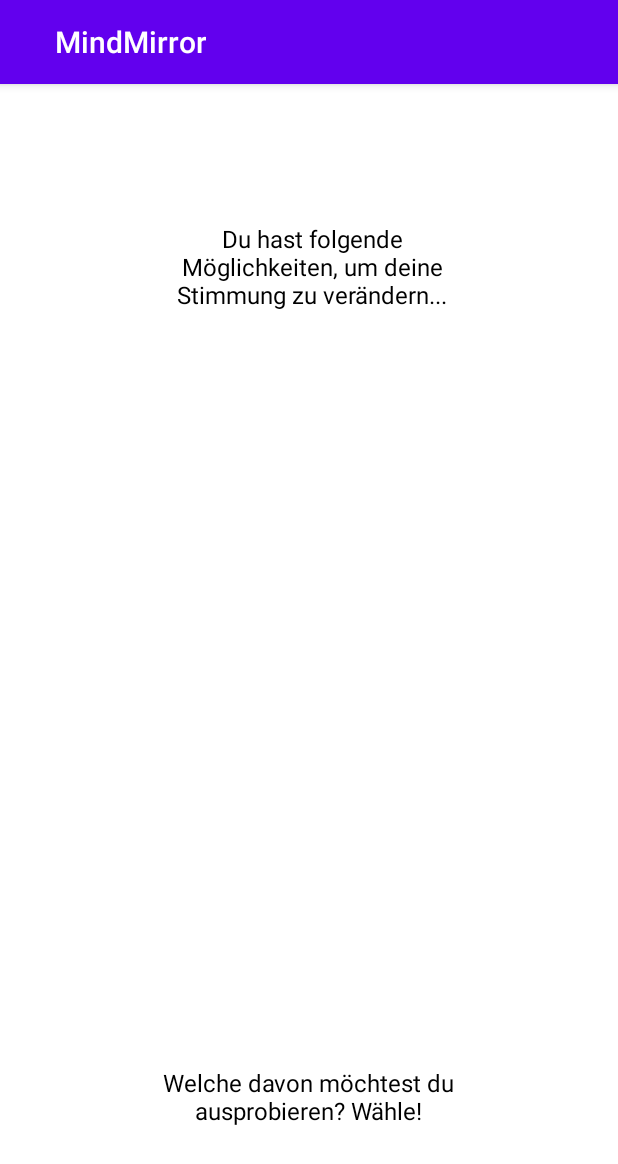
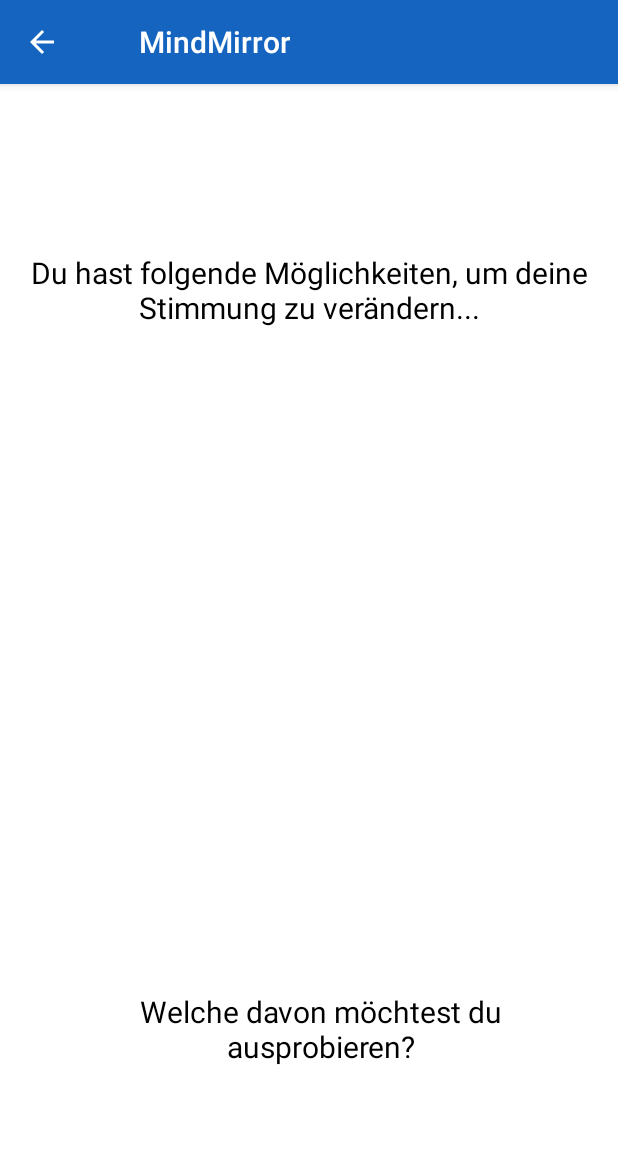
Before and after one commit to LauraGroettrup/MindMirror, an Android app: the ActivitySolutionList screen opened directly, with no data from a screen before it, on a phone screen of 412 x 824 dp. Shown: the top 1164 px of the screen. Run offline under Robolectric (Android 15) with nearby library versions, the phone set to English and light mode, and no system bars.

Commit message:
added back buttons, changed color shade, changed text

```diff
--- a/app/src/main/java/com/fh/joanneum/mindmirror/Login.kt
+++ b/app/src/main/java/com/fh/joanneum/mindmirror/Login.kt
@@ -29,7 +29,6 @@ class Login : AppCompatActivity() {
         // Initialize Firebase Auth
         auth = Firebase.auth
 
-
         if (auth.currentUser != null) {
             login()
         } else {
--- a/app/src/main/res/layout/activity_solution_list.xml
+++ b/app/src/main/res/layout/activity_solution_list.xml
@@ -16,7 +16,7 @@
         android:background="#FFFFFF"
         app:layout_constraintBottom_toTopOf="@+id/tVDecideForSolution"
         app:layout_constraintEnd_toEndOf="parent"
-        app:layout_constraintHorizontal_bias="0.509"
+        app:layout_constraintHorizontal_bias="0.54"
         app:layout_constraintStart_toStartOf="parent"
         app:layout_constraintTop_toBottomOf="@+id/tVSolutionList" />
 
@@ -25,28 +25,28 @@
         android:layout_width="306dp"
         android:layout_height="63dp"
         android:layout_gravity="center"
-        android:layout_marginBottom="50dp"
-        android:text="Welche davon möchtest du ausprobieren? Wähle!"
+        android:layout_marginBottom="100dp"
+        android:text="Welche davon möchtest du ausprobieren?"
         android:textAlignment="center"
-        android:textSize="16sp"
+        android:textSize="20sp"
         app:layout_constraintBottom_toBottomOf="parent"
         app:layout_constraintEnd_toEndOf="parent"
-        app:layout_constraintHorizontal_bias="0.495"
+        app:layout_constraintHorizontal_bias="0.58"
         app:layout_constraintStart_toStartOf="parent" />
 
     <TextView
         android:id="@+id/tVSolutionList"
-        android:layout_width="254dp"
-        android:layout_height="62dp"
+        android:layout_width="0dp"
+        android:layout_height="wrap_content"
         android:layout_gravity="center"
-        android:layout_marginTop="50dp"
+        android:layout_marginTop="100dp"
         android:layout_marginBottom="20dp"
         android:text="Du hast folgende Möglichkeiten, um deine Stimmung zu verändern..."
         android:textAlignment="center"
-        android:textSize="16sp"
+        android:textSize="20sp"
         app:layout_constraintBottom_toTopOf="@+id/lVSolutionList"
         app:layout_constraintEnd_toEndOf="parent"
-        app:layout_constraintHorizontal_bias="0.515"
+        app:layout_constraintHorizontal_bias="0.569"
         app:layout_constraintStart_toStartOf="parent"
         app:layout_constraintTop_toTopOf="parent"
         app:layout_constraintVertical_bias="0.744" />
--- a/app/src/main/res/layout/creative_start.xml
+++ b/app/src/main/res/layout/creative_start.xml
@@ -12,7 +12,7 @@
         android:layout_height="wrap_content"
         android:layout_marginTop="@dimen/biiig"
         android:backgroundTint="#FFFFFF"
-        android:text="Aha, du willst meine Fragen heute kreativ beantworten ;)"
+        android:text="Alles klar, du möchtest dem intuitiven Pfad folgen."
         android:textColor="#E6000000"
         app:layout_constraintEnd_toEndOf="parent"
         app:layout_constraintStart_toStartOf="parent"
@@ -23,7 +23,7 @@
         android:layout_width="wrap_content"
         android:layout_height="wrap_content"
         android:layout_marginTop="@dimen/distance_text_top"
-        android:text="Dies ist eine gute Möglichkeit, in Kontakt mit deinen Emotionen zu kommen."
+        android:text="Dieser Zugang erfolgt über unser Unterbewusstsein und ist besonders für Personen, die sich bisher noch kaum mir ihren Gefühlen auseinandergesetzt haben, zu empfehlen. Er ermutigt uns, unserem Bauchgefühl zu folgen, das in Bruchteilen von Sekunden meist mehr weiß, als wir rational erfassen können."
         android:textAlignment="center"
         android:textColor="#E5000000"
         app:layout_constraintEnd_toEndOf="parent"
--- a/app/src/main/res/values/colors.xml
+++ b/app/src/main/res/values/colors_2.xml
@@ -1,8 +1,8 @@
 <?xml version="1.0" encoding="utf-8"?>
 <resources>
-    <color name="colorPrimary">#6200EE</color>
-    <color name="colorPrimaryDark">#3700B3</color>
-    <color name="colorAccent">#03DAC5</color>
+    <color name="colorPrimary">#1565c0</color>
+    <color name="colorPrimaryDark">#003c8f</color>
+    <color name="colorAccent">#4db6ac</color>
     <color name="colorBackground">#ffffff</color>
     <color name="text">#000000</color>
     <color name="hint">#bebebe</color>
```
Also changed, not shown: app/src/main/AndroidManifest.xml (+26 -13 lines), app/src/main/res/layout/activity_main.xml (+4 -3 lines), app/src/main/res/layout/registration_confirmation.xml (+20 -7 lines), app/src/main/res/values/strings.xml (+11 -11 lines), 3 other files.
